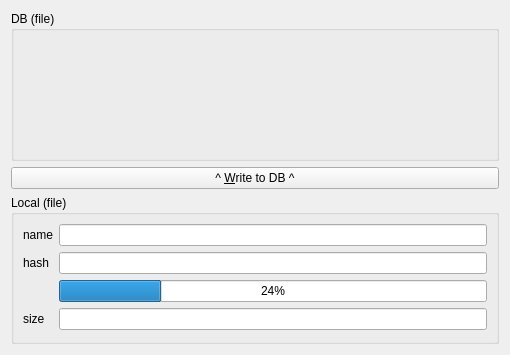
The window that fileinfowidget.ui (theme/MangaLib) describes before a commit, drawn with Qt 5.
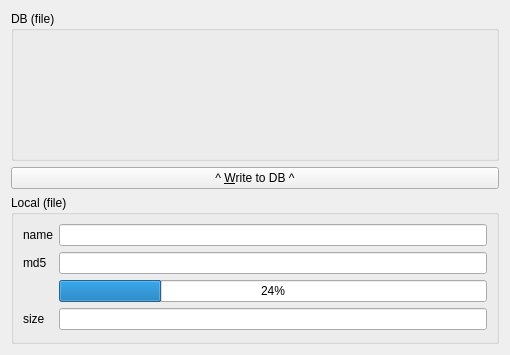
The same window after the commit.

Commit message: limit hash field len in schema.json.

The edit to the form file:
```diff
--- a/fileinfowidget.ui
+++ b/fileinfowidget.ui
@@ -56,7 +56,7 @@
       <item row="1" column="0">
        <widget class="QLabel" name="hashLabel">
         <property name="text">
-         <string>hash</string>
+         <string>md5</string>
         </property>
        </widget>
       </item>
```
Left out of the diff: 4 changed lines with no effect on the pictures. The commit also changes 4 other files.
